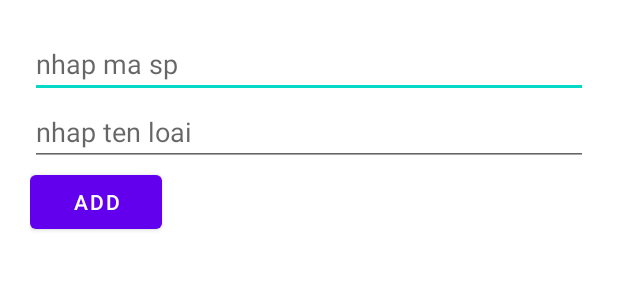
After one commit to Minhthong0910t/HealthFoodApp, an Android app: the layout fragment_add_loai_san_pham.xml on its own in the app's theme, with its tools: preview values and no code run, on a phone screen of 412 x 824 dp. The commit adds this screen. Shown: the top 300 px of the screen. Run offline under Robolectric (Android 15) with nearby library versions, the phone set to English and light mode, and no system bars.

Commit message:
them san pham, login voi tk google, login voi email

```diff
--- a/app/src/main/java/com/example/myapplication/MainActivity.java
+++ b/app/src/main/java/com/example/myapplication/MainActivity.java
@@ -10,6 +10,7 @@ import androidx.fragment.app.FragmentManager;
 import android.os.Bundle;
 
 
+import com.example.myapplication.FRAGMENT.AddLoaiSanPham;
 import com.example.myapplication.FRAGMENT.AddSanPhamFragment;
 import com.example.myapplication.FRAGMENT.HomeFragment;
 import com.google.android.material.navigation.NavigationView;
@@ -36,6 +37,9 @@ public class MainActivity extends AppCompatActivity {
                     case R.id.maps:
                         fragment = new AddSanPhamFragment();
                         break;
+                    case R.id.profile:
+                        fragment = new AddLoaiSanPham();
+                        break;
 
 
                 }
--- /dev/null
+++ b/app/src/main/res/layout/fragment_add_loai_san_pham.xml
@@ -0,0 +1,30 @@
+<?xml version="1.0" encoding="utf-8"?>
+<LinearLayout xmlns:android="http://schemas.android.com/apk/res/android"
+    xmlns:tools="http://schemas.android.com/tools"
+    android:layout_width="match_parent"
+    android:layout_height="match_parent"
+    tools:context=".FRAGMENT.AddLoaiSanPham"
+    android:orientation="vertical"
+    android:layout_margin="20dp">
+
+
+    <EditText
+        android:layout_width="match_parent"
+        android:layout_height="wrap_content"
+        android:id="@+id/ed_ma_loai"
+        android:hint="nhap ma sp"
+
+        />
+    <EditText
+        android:layout_width="match_parent"
+        android:layout_height="wrap_content"
+        android:id="@+id/ed_ten_loai"
+        android:hint="nhap ten loai"
+
+        />
+<Button
+    android:layout_width="wrap_content"
+    android:layout_height="wrap_content"
+    android:text="add"
+    android:id="@+id/btn_add_loai"/>
+</LinearLayout>
```
Also changed, not shown: app/src/main/java/com/example/myapplication/ADAPTER/SpinnerLoaiSanPhamAdapter.java (added, +59 -0 lines), app/src/main/java/com/example/myapplication/FRAGMENT/AddLoaiSanPham.java (added, +58 -0 lines), app/src/main/java/com/example/myapplication/FRAGMENT/AddSanPhamFragment.java (+32 -13 lines), app/src/main/java/com/example/myapplication/FRAGMENT/HomeFragment.java (+5 -3 lines), app/src/main/java/com/example/myapplication/MODEL/Sanpham.java (+13 -1 lines), app/src/main/res/layout/fragment_add_san_pham.xml (+12 -8 lines), app/src/main/res/layout/item_spinner.xml (added, +22 -0 lines).
